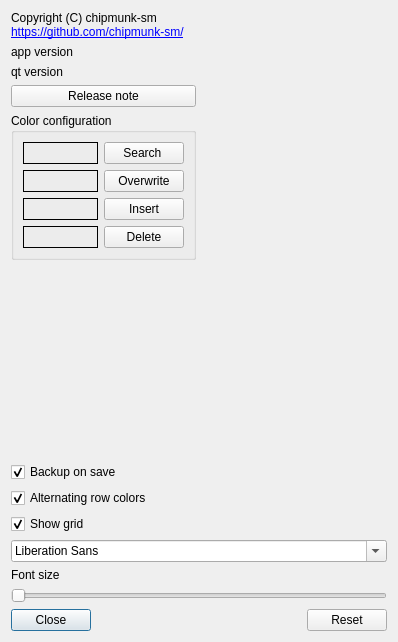
Qt form cconfigdialog.ui (chipmunk-sm/HexEditor) before a commit.
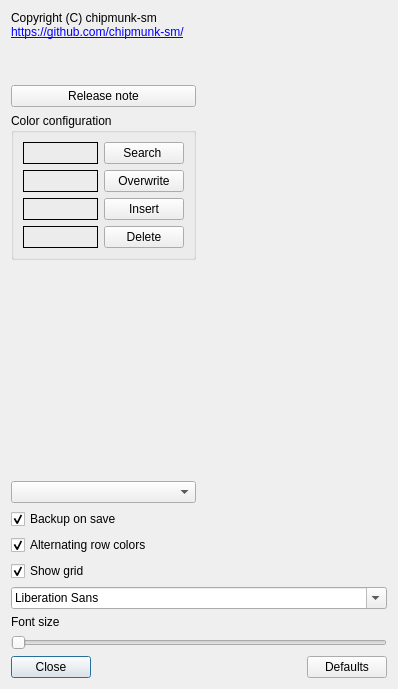
The same form after that commit.

```diff
--- a/cconfigdialog.ui
+++ b/cconfigdialog.ui
@@ -7,14 +7,24 @@
     <x>0</x>
     <y>0</y>
     <width>398</width>
-    <height>642</height>
+    <height>689</height>
    </rect>
   </property>
   <property name="windowTitle">
    <string>Dialog</string>
   </property>
   <layout class="QGridLayout" name="gridLayout">
-   <item row="14" column="0" colspan="2">
+   <item row="12" column="0" colspan="2">
+    <widget class="QFontComboBox" name="fontComboBox"/>
+   </item>
+   <item row="13" column="0" colspan="2">
+    <widget class="QLabel" name="label_2">
+     <property name="text">
+      <string>Font size</string>
+     </property>
+    </widget>
+   </item>
+   <item row="15" column="0" colspan="2">
     <layout class="QHBoxLayout" name="horizontalLayout">
      <item>
       <widget class="QPushButton" name="pushButton_close">
@@ -39,12 +49,79 @@
      <item>
       <widget class="QPushButton" name="pushButton_restore_default">
        <property name="text">
-        <string>Reset</string>
+        <string>Defaults</string>
        </property>
       </widget>
      </item>
     </layout>
    </item>
+   <item row="8" column="0">
+    <widget class="QCheckBox" name="checkBox_BackupOnSave">
+     <property name="text">
+      <string>Backup on save</string>
+     </property>
+     <property name="checked">
+      <bool>true</bool>
+     </property>
+    </widget>
+   </item>
+   <item row="2" column="0" colspan="2">
+    <widget class="QLabel" name="label_qt_version">
+     <property name="text">
+      <string/>
+     </property>
+     <property name="textInteractionFlags">
+      <set>Qt::LinksAccessibleByMouse|Qt::TextSelectableByKeyboard|Qt::TextSelectableByMouse</set>
+     </property>
+    </widget>
+   </item>
+   <item row="3" column="0">
+    <widget class="QPushButton" name="pushButton_releaseNote">
+     <property name="text">
+      <string>Release note</string>
+     </property>
+    </widget>
+   </item>
+   <item row="9" column="0" colspan="2">
+    <widget class="QCheckBox" name="checkBox_alternatingRowColors">
+     <property name="text">
+      <string>Alternating row colors</string>
+     </property>
+     <property name="checked">
+      <bool>true</bool>
+     </property>
+    </widget>
+   </item>
+   <item row="10" column="0" colspan="2">
+    <widget class="QCheckBox" name="checkBox_showGrid">
+     <property name="text">
+      <string>Show grid</string>
+     </property>
+     <property name="checked">
+      <bool>true</bool>
+     </property>
+    </widget>
+   </item>
+   <item row="14" column="0" colspan="2">
+    <widget class="QSlider" name="horizontalSlider_Zoom">
+     <property name="orientation">
+      <enum>Qt::Horizontal</enum>
+     </property>
+    </widget>
+   </item>
+   <item row="1" column="0" colspan="2">
+    <widget class="QLabel" name="label_app_version">
+     <property name="frameShape">
+      <enum>QFrame::NoFrame</enum>
+     </property>
+     <property name="text">
+      <string/>
+     </property>
+     <property name="textInteractionFlags">
+      <set>Qt::LinksAccessibleByMouse|Qt::TextSelectableByKeyboard|Qt::TextSelectableByMouse</set>
+     </property>
+    </widget>
+   </item>
    <item row="4" column="0">
     <widget class="QGroupBox" name="groupBox">
      <property name="title">
@@ -122,30 +199,6 @@
      </layout>
     </widget>
    </item>
-   <item row="1" column="0" colspan="2">
-    <widget class="QLabel" name="label_app_version">
-     <property name="text">
-      <string>app version</string>
-     </property>
-    </widget>
-   </item>
-   <item row="12" column="0" colspan="2">
-    <widget class="QLabel" name="label_2">
-     <property name="text">
-      <string>Font size</string>
-     </property>
-    </widget>
-   </item>
-   <item row="9" column="0" colspan="2">
-    <widget class="QCheckBox" name="checkBox_showGrid">
-     <property name="text">
-      <string>Show grid</string>
-     </property>
-     <property name="checked">
-      <bool>true</bool>
-     </property>
-    </widget>
-   </item>
    <item row="0" column="0" colspan="2">
     <widget class="QLabel" name="label">
      <property name="text">
@@ -162,30 +215,6 @@
      </property>
     </widget>
    </item>
-   <item row="8" column="0" colspan="2">
-    <widget class="QCheckBox" name="checkBox_alternatingRowColors">
-     <property name="text">
-      <string>Alternating row colors</string>
-     </property>
-     <property name="checked">
-      <bool>true</bool>
-     </property>
-    </widget>
-   </item>
-   <item row="13" column="0" colspan="2">
-    <widget class="QSlider" name="horizontalSlider_Zoom">
-     <property name="orientation">
-      <enum>Qt::Horizontal</enum>
-     </property>
-    </widget>
-   </item>
-   <item row="2" column="0" colspan="2">
-    <widget class="QLabel" name="label_qt_version">
-     <property name="text">
-      <string>qt version</string>
-     </property>
-    </widget>
-   </item>
    <item row="5" column="0">
     <spacer name="verticalSpacer">
      <property name="orientation">
@@ -199,25 +228,8 @@
      </property>
     </spacer>
    </item>
-   <item row="11" column="0" colspan="2">
-    <widget class="QFontComboBox" name="fontComboBox"/>
-   </item>
    <item row="7" column="0">
-    <widget class="QCheckBox" name="checkBox_BackupOnSave">
-     <property name="text">
-      <string>Backup on save</string>
-     </property>
-     <property name="checked">
-      <bool>true</bool>
-     </property>
-    </widget>
-   </item>
-   <item row="3" column="0">
-    <widget class="QPushButton" name="pushButton_releaseNote">
-     <property name="text">
-      <string>Release note</string>
-     </property>
-    </widget>
+    <widget class="QComboBox" name="comboBox_language"/>
    </item>
   </layout>
  </widget>
```
Left out of the diff: 3 changed lines with no effect on the pictures.
